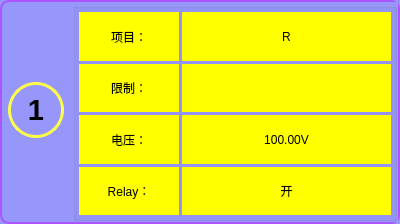
Above: UiFiles/clsHVChannelSettings.ui from caicaiking/WKELightWave before the change. Below: the same form after it.
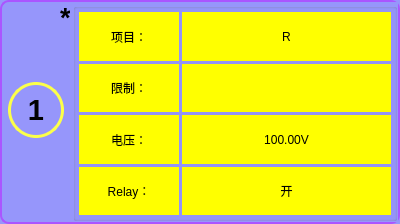
That is the form after the change. Icons and pictures are not drawn. Custom widgets are drawn as their Qt base class.

```diff
--- a/UiFiles/clsHVChannelSettings.ui
+++ b/UiFiles/clsHVChannelSettings.ui
@@ -125,6 +125,33 @@
          </property>
         </spacer>
        </item>
+       <item>
+        <widget class="QLabel" name="lblTrigStar">
+         <property name="minimumSize">
+          <size>
+           <width>10</width>
+           <height>0</height>
+          </size>
+         </property>
+         <property name="maximumSize">
+          <size>
+           <width>10</width>
+           <height>16777215</height>
+          </size>
+         </property>
+         <property name="font">
+          <font>
+           <family>Arial</family>
+           <pointsize>20</pointsize>
+           <weight>75</weight>
+           <bold>true</bold>
+          </font>
+         </property>
+         <property name="text">
+          <string>*</string>
+         </property>
+        </widget>
+       </item>
       </layout>
      </item>
      <item>
```
Left out of the diff: 3 changed lines with no effect on the pictures.
